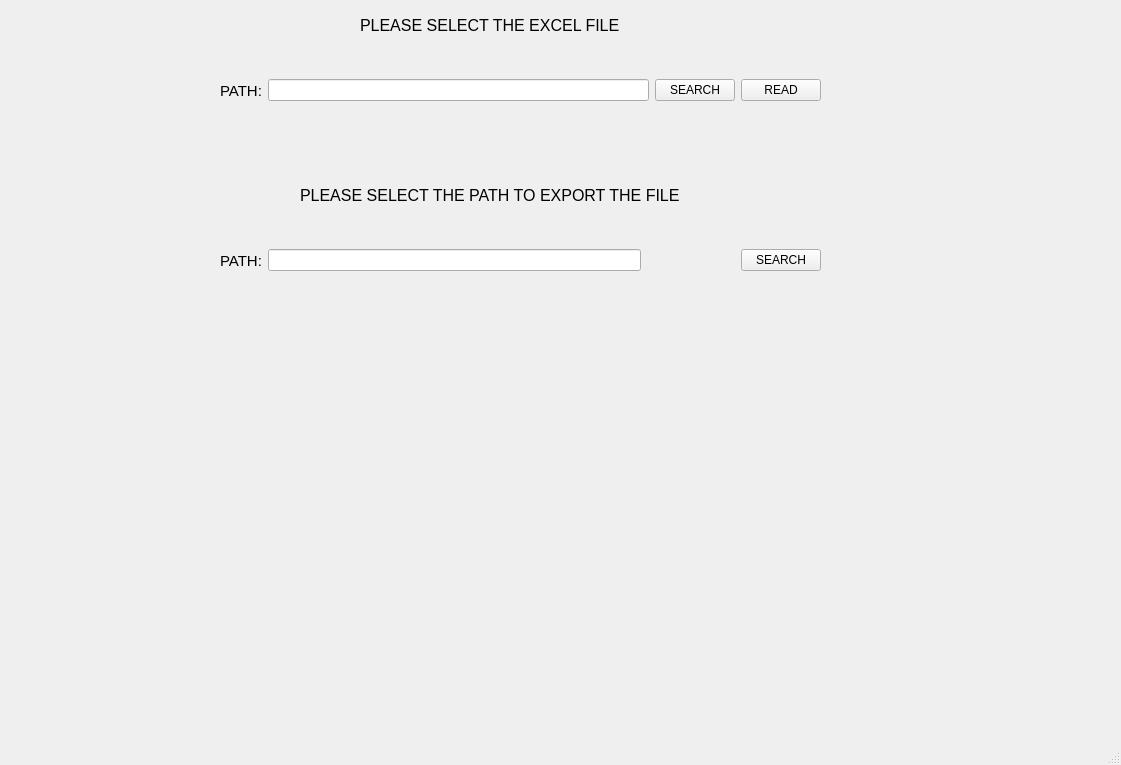
First picture: the form in Excel_CrossesDep/mainwindow.ui, repository TyrellWellick09/Excel_GCET_APP, before the edit.
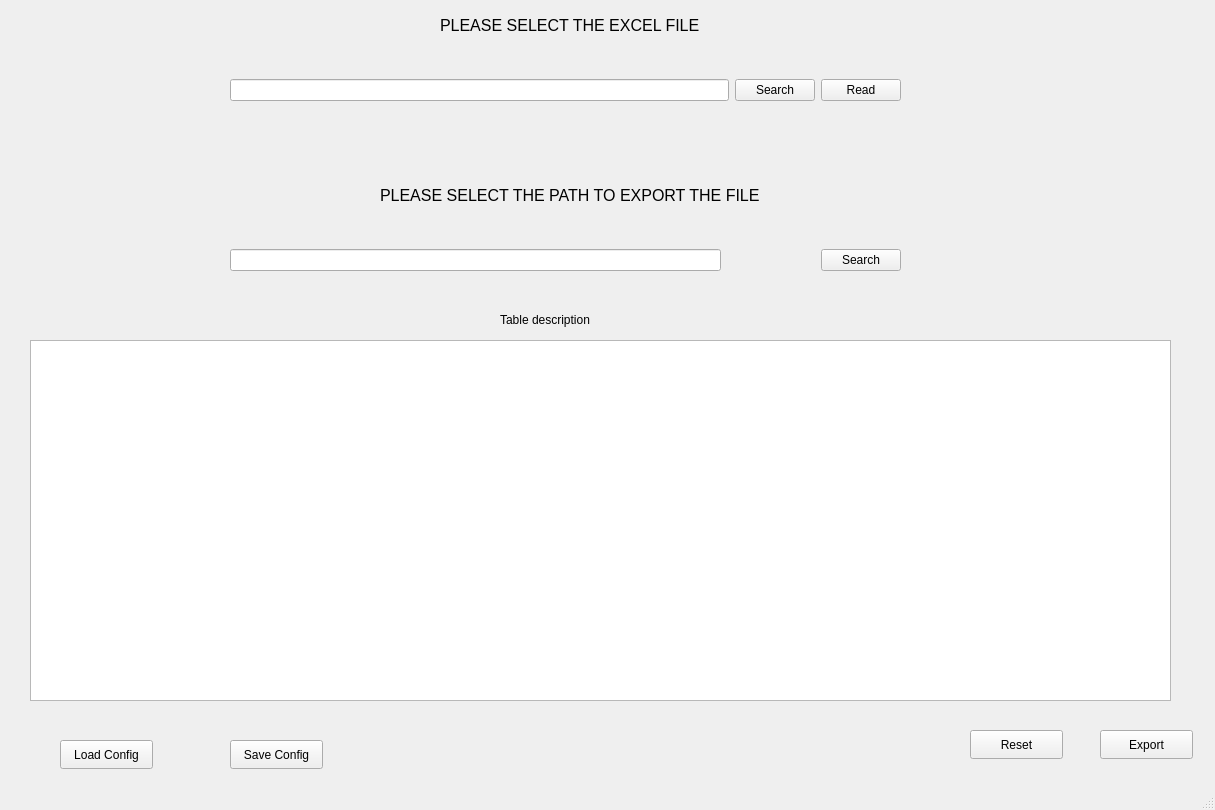
Second picture: the form after the edit.

```diff
--- a/Excel_CrossesDep/mainwindow.ui
+++ b/Excel_CrossesDep/mainwindow.ui
@@ -9,8 +9,8 @@
    <rect>
     <x>0</x>
     <y>0</y>
-    <width>1121</width>
-    <height>765</height>
+    <width>1215</width>
+    <height>810</height>
    </rect>
   </property>
   <property name="windowTitle">
@@ -20,7 +20,7 @@
    <widget class="QLabel" name="labelTitle">
     <property name="geometry">
      <rect>
-      <x>360</x>
+      <x>440</x>
       <y>10</y>
       <width>271</width>
       <height>31</height>
@@ -38,7 +38,7 @@
    <widget class="QLabel" name="labelNameFile">
     <property name="geometry">
      <rect>
-      <x>370</x>
+      <x>450</x>
       <y>150</y>
       <width>301</width>
       <height>20</height>
@@ -51,7 +51,7 @@
    <widget class="QLabel" name="labelTitleExport">
     <property name="geometry">
      <rect>
-      <x>300</x>
+      <x>380</x>
       <y>180</y>
       <width>411</width>
       <height>31</height>
@@ -69,42 +69,27 @@
    <widget class="QWidget" name="horizontalLayoutWidget">
     <property name="geometry">
      <rect>
-      <x>220</x>
+      <x>230</x>
       <y>50</y>
-      <width>601</width>
+      <width>671</width>
       <height>81</height>
      </rect>
     </property>
     <layout class="QHBoxLayout" name="horizontalLayout">
-     <item>
-      <widget class="QLabel" name="labelPath">
-       <property name="font">
-        <font>
-         <pointsize>11</pointsize>
-        </font>
-       </property>
-       <property name="text">
-        <string>PATH:</string>
-       </property>
-       <property name="scaledContents">
-        <bool>false</bool>
-       </property>
-      </widget>
-     </item>
      <item>
       <widget class="QLineEdit" name="lineEdit"/>
      </item>
      <item>
       <widget class="QPushButton" name="pbSearch">
        <property name="text">
-        <string>SEARCH</string>
+        <string>Search</string>
        </property>
       </widget>
      </item>
      <item>
       <widget class="QPushButton" name="pbRead">
        <property name="text">
-        <string>READ</string>
+        <string>Read</string>
        </property>
       </widget>
      </item>
@@ -113,28 +98,13 @@
    <widget class="QWidget" name="horizontalLayoutWidget_2">
     <property name="geometry">
      <rect>
-      <x>220</x>
+      <x>230</x>
       <y>220</y>
-      <width>601</width>
+      <width>671</width>
       <height>81</height>
      </rect>
     </property>
     <layout class="QHBoxLayout" name="horizontalLayout_2">
-     <item>
-      <widget class="QLabel" name="labelPath_2">
-       <property name="font">
-        <font>
-         <pointsize>11</pointsize>
-        </font>
-       </property>
-       <property name="text">
-        <string>PATH:</string>
-       </property>
-       <property name="scaledContents">
-        <bool>false</bool>
-       </property>
-      </widget>
-     </item>
      <item>
       <widget class="QLineEdit" name="lineEditExport"/>
      </item>
@@ -157,12 +127,87 @@
      <item>
       <widget class="QPushButton" name="pbSearchExp">
        <property name="text">
-        <string>SEARCH</string>
+        <string>Search</string>
        </property>
       </widget>
      </item>
     </layout>
    </widget>
+   <widget class="QTableView" name="tableview_columns">
+    <property name="geometry">
+     <rect>
+      <x>30</x>
+      <y>340</y>
+      <width>1141</width>
+      <height>361</height>
+     </rect>
+    </property>
+   </widget>
+   <widget class="QPushButton" name="button_load_config">
+    <property name="geometry">
+     <rect>
+      <x>60</x>
+      <y>740</y>
+      <width>93</width>
+      <height>29</height>
+     </rect>
+    </property>
+    <property name="text">
+     <string>Load Config</string>
+    </property>
+   </widget>
+   <widget class="QPushButton" name="button_save_config">
+    <property name="geometry">
+     <rect>
+      <x>230</x>
+      <y>740</y>
+      <width>93</width>
+      <height>29</height>
+     </rect>
+    </property>
+    <property name="text">
+     <string>Save Config</string>
+    </property>
+   </widget>
+   <widget class="QPushButton" name="button_reset">
+    <property name="geometry">
+     <rect>
+      <x>970</x>
+      <y>730</y>
+      <width>93</width>
+      <height>29</height>
+     </rect>
+    </property>
+    <property name="text">
+     <string>Reset</string>
+    </property>
+   </widget>
+   <widget class="QPushButton" name="button_export">
+    <property name="geometry">
+     <rect>
+      <x>1100</x>
+      <y>730</y>
+      <width>93</width>
+      <height>29</height>
+     </rect>
+    </property>
+    <property name="text">
+     <string>Export</string>
+    </property>
+   </widget>
+   <widget class="QLabel" name="label_table_description">
+    <property name="geometry">
+     <rect>
+      <x>500</x>
+      <y>310</y>
+      <width>161</width>
+      <height>20</height>
+     </rect>
+    </property>
+    <property name="text">
+     <string>Table description</string>
+    </property>
+   </widget>
   </widget>
   <widget class="QStatusBar" name="statusbar"/>
  </widget>
```
Left out of the diff: 12 changed lines with no effect on the pictures.
